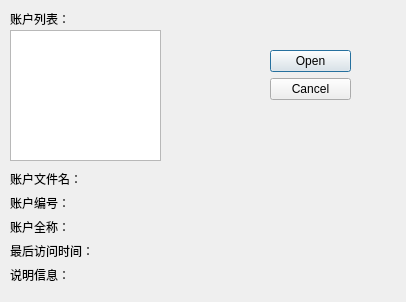
The window that forms/openaccountdialog.ui (wangkungit5905/PzAssistant) describes before a commit, drawn with Qt 5.
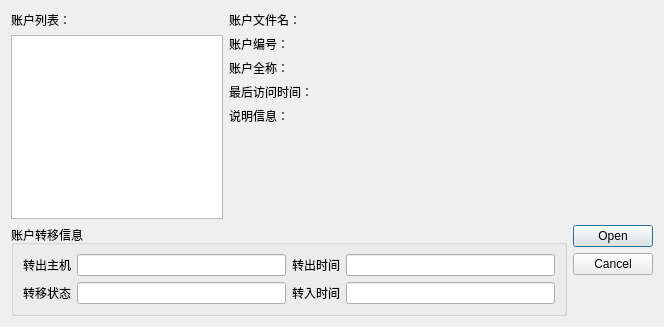
The same window after the commit.

Commit message:
重新实现刷新本地账户的功能
1、在基本库中新增本地账户缓存表（此任务由配置库的升级函数1.3完成）
2、修改AppConfig类的有关读取本地账户的函数，使其和新增的本地账户缓存表匹配
3、将工作目录的账户搜索发现的实现代码放置在AppConfig类中，并由主窗口类的相应方法调用来实现本地账户的刷新
4、修改打开账户对话框的实现类，使其更适合未来的需要（比如在账户信息的显示上，增加了账户转移方面的信息，但目前有关转移的功
5、调整主窗口类的有关账户打开和关闭的处理代码，使程序能够从新的本地账户缓存表中访问或保存最近打开账户的信息。

The edit to the form file:
```diff
--- a/forms/openaccountdialog.ui
+++ b/forms/openaccountdialog.ui
@@ -6,64 +6,31 @@
    <rect>
     <x>0</x>
     <y>0</y>
-    <width>406</width>
-    <height>302</height>
+    <width>664</width>
+    <height>327</height>
    </rect>
   </property>
   <property name="windowTitle">
    <string>Dialog</string>
   </property>
-  <widget class="QDialogButtonBox" name="buttonBox">
-   <property name="enabled">
-    <bool>true</bool>
-   </property>
-   <property name="geometry">
-    <rect>
-     <x>270</x>
-     <y>50</y>
-     <width>81</width>
-     <height>81</height>
-    </rect>
-   </property>
-   <property name="orientation">
-    <enum>Qt::Vertical</enum>
-   </property>
-   <property name="standardButtons">
-    <set>QDialogButtonBox::Cancel|QDialogButtonBox::Open</set>
-   </property>
-  </widget>
+  <layout class="QVBoxLayout" name="verticalLayout_2">
+   <item>
+    <layout class="QHBoxLayout" name="horizontalLayout" stretch="1,2">
+     <item>
+      <layout class="QVBoxLayout" name="verticalLayout">
+       <item>
   <widget class="QLabel" name="label">
-   <property name="geometry">
-    <rect>
-     <x>10</x>
-     <y>10</y>
-     <width>62</width>
-     <height>17</height>
-    </rect>
-   </property>
    <property name="text">
     <string>账户列表：</string>
    </property>
   </widget>
-  <widget class="QListView" name="accountList">
-   <property name="geometry">
-    <rect>
-     <x>10</x>
-     <y>30</y>
-     <width>151</width>
-     <height>131</height>
-    </rect>
-   </property>
-  </widget>
-  <widget class="QWidget" name="layoutWidget">
-   <property name="geometry">
-    <rect>
-     <x>10</x>
-     <y>170</y>
-     <width>381</width>
-     <height>121</height>
-    </rect>
-   </property>
+       </item>
+       <item>
+        <widget class="QListView" name="accountList"/>
+       </item>
+      </layout>
+     </item>
+     <item>
    <layout class="QFormLayout" name="formLayout">
     <item row="0" column="0">
      <widget class="QLabel" name="label_4">
@@ -136,7 +103,92 @@
      </widget>
     </item>
    </layout>
-  </widget>
+     </item>
+    </layout>
+   </item>
+   <item>
+    <layout class="QHBoxLayout" name="horizontalLayout_2" stretch="3,1">
+     <item>
+      <widget class="QGroupBox" name="groupBox">
+       <property name="title">
+        <string>账户转移信息</string>
+       </property>
+       <layout class="QGridLayout" name="gridLayout">
+        <item row="0" column="3">
+         <widget class="QLineEdit" name="lineEdit_3">
+          <property name="readOnly">
+           <bool>true</bool>
+          </property>
+         </widget>
+        </item>
+        <item row="0" column="0">
+         <widget class="QLabel" name="label_7">
+          <property name="text">
+           <string>转出主机</string>
+          </property>
+         </widget>
+        </item>
+        <item row="1" column="0">
+         <widget class="QLabel" name="label_9">
+          <property name="text">
+           <string>转移状态</string>
+          </property>
+         </widget>
+        </item>
+        <item row="1" column="1">
+         <widget class="QLineEdit" name="lineEdit_2">
+          <property name="readOnly">
+           <bool>true</bool>
+          </property>
+         </widget>
+        </item>
+        <item row="1" column="2">
+         <widget class="QLabel" name="label_10">
+          <property name="text">
+           <string>转入时间</string>
+          </property>
+         </widget>
+        </item>
+        <item row="0" column="2">
+         <widget class="QLabel" name="label_8">
+          <property name="text">
+           <string>转出时间</string>
+          </property>
+         </widget>
+        </item>
+        <item row="1" column="3">
+         <widget class="QLineEdit" name="lineEdit_4">
+          <property name="readOnly">
+           <bool>true</bool>
+          </property>
+         </widget>
+        </item>
+        <item row="0" column="1">
+         <widget class="QLineEdit" name="lineEdit">
+          <property name="readOnly">
+           <bool>true</bool>
+          </property>
+         </widget>
+        </item>
+       </layout>
+      </widget>
+     </item>
+     <item>
+      <widget class="QDialogButtonBox" name="buttonBox">
+       <property name="enabled">
+        <bool>true</bool>
+       </property>
+       <property name="orientation">
+        <enum>Qt::Vertical</enum>
+       </property>
+       <property name="standardButtons">
+        <set>QDialogButtonBox::Cancel|QDialogButtonBox::Open</set>
+       </property>
+      </widget>
+     </item>
+    </layout>
+   </item>
+  </layout>
  </widget>
  <resources/>
  <connections>
```
Lines whose indentation alone changed are shown as unchanged. The commit also changes 12 other files.
